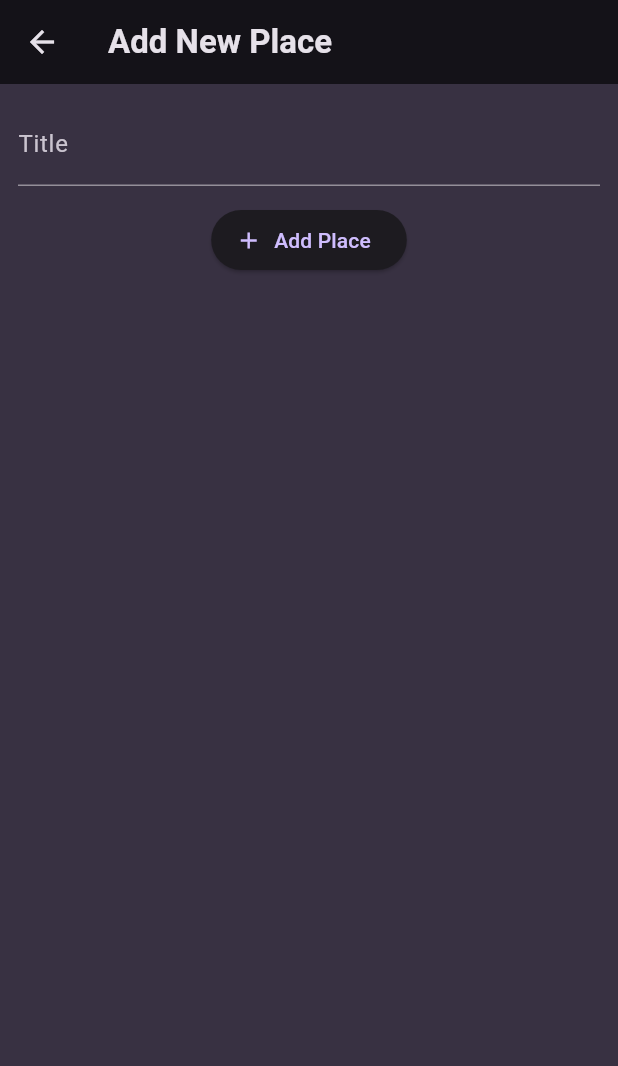
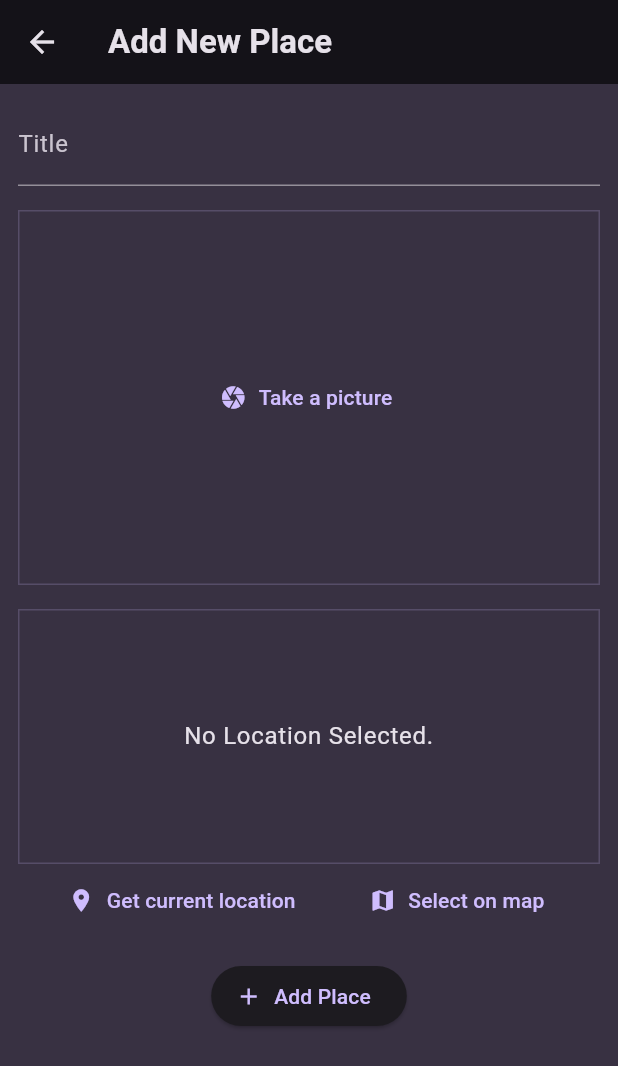
Before and after one commit to shacos/flutter_favorite_places, a Flutter app: the AddPlaceScreen screen opened directly, on a phone screen of 412 x 824 dp. Shown: the top 1066 px of the screen. Run offline on Flutter 3.47's test engine with Material 3 defaults, Android fonts, the phone set to English and light mode, and no system bars; our stand-ins replace flutter_riverpod, google_fonts, image_picker, location.

Commit message:
finished lecture 250

```diff
--- a/lib/main.dart
+++ b/lib/main.dart
@@ -1,4 +1,5 @@
 import 'package:flutter/material.dart';
+import 'package:flutter_riverpod/flutter_riverpod.dart';
 import 'package:google_fonts/google_fonts.dart';
 
 import 'package:favorite_places/screens/places.dart';
@@ -27,7 +28,9 @@ final theme = ThemeData().copyWith(
 
 void main() {
   runApp(
-    const MyApp(),
+    const ProviderScope(
+      child: MyApp(),
+    ),
   );
 }
 
--- a/lib/models/place.dart
+++ b/lib/models/place.dart
@@ -1,3 +1,5 @@
+import 'dart:io';
+
 import 'package:uuid/uuid.dart';
 
 const uuid = Uuid();
@@ -5,8 +7,10 @@ const uuid = Uuid();
 class Place {
   Place({
     required this.title,
+    required this.image,
   }) : id = uuid.v4();
 
   final String id;
   final String title;
+  final File image;
 }
--- /dev/null
+++ b/lib/providers/user_places.dart
@@ -0,0 +1,19 @@
+import 'dart:io';
+
+import 'package:flutter_riverpod/flutter_riverpod.dart';
+
+import 'package:favorite_places/models/place.dart';
+
+class UserPlacesNotifier extends StateNotifier<List<Place>> {
+  UserPlacesNotifier() : super([]);
+
+  void addPlace(String title, File image) {
+    final newPlace = Place(title: title, image: image);
+    state = [newPlace, ...state];
+  }
+}
+
+final userPlacesProvider =
+    StateNotifierProvider<UserPlacesNotifier, List<Place>>(
+  (ref) => UserPlacesNotifier(),
+);
--- a/lib/screens/add_place.dart
+++ b/lib/screens/add_place.dart
@@ -1,17 +1,39 @@
+import 'dart:io';
+
 import 'package:flutter/material.dart';
+import 'package:flutter_riverpod/flutter_riverpod.dart';
 
-class AddPlaceScreen extends StatefulWidget {
+import 'package:favorite_places/providers/user_places.dart';
+import 'package:favorite_places/widgets/image_input.dart';
+import 'package:favorite_places/widgets/location_input.dart';
+
+class AddPlaceScreen extends ConsumerStatefulWidget {
   const AddPlaceScreen({super.key});
 
   @override
-  State<AddPlaceScreen> createState() {
+  ConsumerState<AddPlaceScreen> createState() {
     return _AddPlaceScreenState();
   }
 }
 
-class _AddPlaceScreenState extends State<AddPlaceScreen> {
+class _AddPlaceScreenState extends ConsumerState<AddPlaceScreen> {
   final _formKey = GlobalKey<FormState>();
   var _enteredTitle = '';
+  File? _selectedImage;
+
+  void _savePlace() {
+    if (_selectedImage == null) return;
+
+    if (_formKey.currentState!.validate()) {
+      _formKey.currentState!.save();
+
+      ref
+          .read(userPlacesProvider.notifier)
+          .addPlace(_enteredTitle, _selectedImage!);
+
+      Navigator.of(context).pop();
+    }
+  }
 
   @override
   Widget build(BuildContext context) {
@@ -22,6 +44,7 @@ class _AddPlaceScreenState extends State<AddPlaceScreen> {
       body: SingleChildScrollView(
         padding: const EdgeInsets.all(12),
         child: Form(
+            key: _formKey,
             child: Column(
               children: [
                 TextFormField(
@@ -39,9 +62,17 @@ class _AddPlaceScreenState extends State<AddPlaceScreen> {
                     color: Theme.of(context).colorScheme.onBackground,
                   ),
                 ),
-            const SizedBox(height: 12),
+                const SizedBox(height: 16),
+                ImageInput(
+                  pickImage: (image) {
+                    _selectedImage = image;
+                  },
+                ),
+                const SizedBox(height: 16),
+                LocationInput(),
+                const SizedBox(height: 16),
                 ElevatedButton.icon(
-              onPressed: () {},
+                  onPressed: _savePlace,
                   icon: const Icon(Icons.add),
                   label: const Text('Add Place'),
                 ),
--- /dev/null
+++ b/lib/widgets/image_input.dart
@@ -0,0 +1,63 @@
+import 'dart:io';
+
+import 'package:flutter/material.dart';
+import 'package:image_picker/image_picker.dart';
+
+class ImageInput extends StatefulWidget {
+  const ImageInput({super.key, required this.pickImage});
+
+  final void Function(File) pickImage;
+
+  @override
+  State<StatefulWidget> createState() {
+    return _ImageInputState();
+  }
+}
+
+class _ImageInputState extends State<ImageInput> {
+  File? _selectedPicture;
+
+  void _takePicture() async {
+    final imagePicker = ImagePicker();
+    final pickedImage = await imagePicker.pickImage(source: ImageSource.camera);
+
+    if (pickedImage == null) return;
+
+    setState(() {
+      _selectedPicture = File(pickedImage.path);
+    });
+
+    widget.pickImage(_selectedPicture!);
+  }
+
+  @override
+  Widget build(BuildContext context) {
+    final Widget content = _selectedPicture == null
+        ? TextButton.icon(
+            onPressed: _takePicture,
+            icon: const Icon(Icons.camera),
+            label: const Text('Take a picture'),
+          )
+        : GestureDetector(
+            onTap: _takePicture,
+            child: Image.file(
+              _selectedPicture!,
+              fit: BoxFit.cover,
+              height: double.infinity,
+              width: double.infinity,
+            ),
+          );
+
+    return Container(
+      decoration: BoxDecoration(
+        border: Border.all(
+            width: 1,
+            color: Theme.of(context).colorScheme.primary.withOpacity(0.2)),
+      ),
+      height: 250,
+      width: double.infinity,
+      alignment: Alignment.center,
+      child: content,
+    );
+  }
+}
--- /dev/null
+++ b/lib/widgets/location_input.dart
@@ -0,0 +1,96 @@
+import 'package:flutter/material.dart';
+import 'package:location/location.dart';
+
+class LocationInput extends StatefulWidget {
+  const LocationInput({super.key});
+
+  @override
+  State<LocationInput> createState() {
+    return _LocationInputState();
+  }
+}
+
+class _LocationInputState extends State<LocationInput> {
+  Location? _pickedLocation;
+  var _isGettingLocation = false;
+
+  void _getCurrentLocation() async {
+    setState(() {
+      _isGettingLocation = true;
+    });
+
+    Location location = Location();
+
+    bool serviceEnabled;
+    PermissionStatus permissionGranted;
+    LocationData locationData;
+
+    serviceEnabled = await location.serviceEnabled();
+    if (!serviceEnabled) {
+      serviceEnabled = await location.requestService();
+      if (!serviceEnabled) {
+        return;
+      }
+    }
+
+    permissionGranted = await location.hasPermission();
+    if (permissionGranted == PermissionStatus.denied) {
+      permissionGranted = await location.requestPermission();
+      if (permissionGranted != PermissionStatus.granted) {
+        return;
+      }
+    }
+
+    locationData = await location.getLocation();
+    print(locationData.latitude);
+    print(locationData.longitude);
+
+    setState(() {
+      _isGettingLocation = false;
+    });
+  }
+
+  @override
+  Widget build(BuildContext context) {
+    final Widget previewContent = _isGettingLocation
+        ? const CircularProgressIndicator()
+        : Text(
+            'No Location Selected.',
+            textAlign: TextAlign.center,
+            style: Theme.of(context).textTheme.bodyLarge!.copyWith(
+                  color: Theme.of(context).colorScheme.onBackground,
+                ),
+          );
+
+    return Column(
+      children: [
+        Container(
+          alignment: Alignment.center,
+          decoration: BoxDecoration(
+            border: Border.all(
+                width: 1,
+                color: Theme.of(context).colorScheme.primary.withOpacity(0.2)),
+          ),
+          height: 170,
+          width: double.infinity,
+          child: previewContent,
+        ),
+        Row(
+          mainAxisAlignment: MainAxisAlignment.spaceEvenly,
+          children: [
+            TextButton.icon(
+              onPressed: _getCurrentLocation,
+              icon: const Icon(Icons.location_on),
+              label: const Text('Get current location'),
+            ),
+            TextButton.icon(
+              onPressed: () {},
+              icon: const Icon(Icons.map),
+              label: const Text('Select on map'),
+            ),
+          ],
+        ),
+      ],
+    );
+  }
+}
--- a/pubspec.yaml
+++ b/pubspec.yaml
@@ -38,6 +38,8 @@ dependencies:
   google_fonts: ^6.2.1
   flutter_riverpod: ^2.5.1
   uuid: ^4.4.0
+  image_picker: ^1.1.1
+  location: ^6.0.2
 
 dev_dependencies:
   flutter_test:
```
Also changed, not shown: lib/providers/favorite_places_provider.dart (deleted, +0 -12 lines), lib/screens/place_detail.dart (added, +30 -0 lines), lib/screens/places.dart (+5 -2 lines), lib/widgets/places_list.dart (+21 -6 lines), pubspec.lock, 10 other files. Lines whose indentation alone changed are shown as unchanged.
